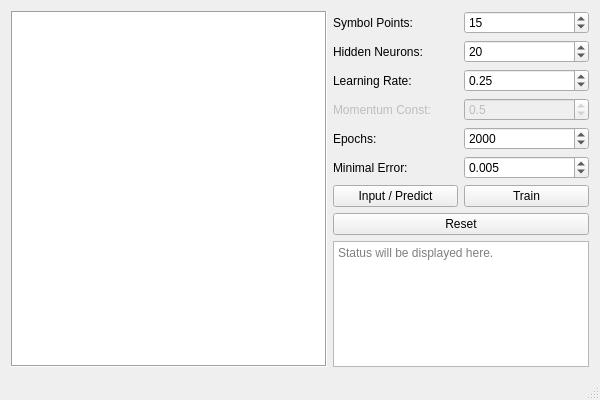
Old version of the form src/mainwindow.ui in the repository jonpas/FERI-SymRec.
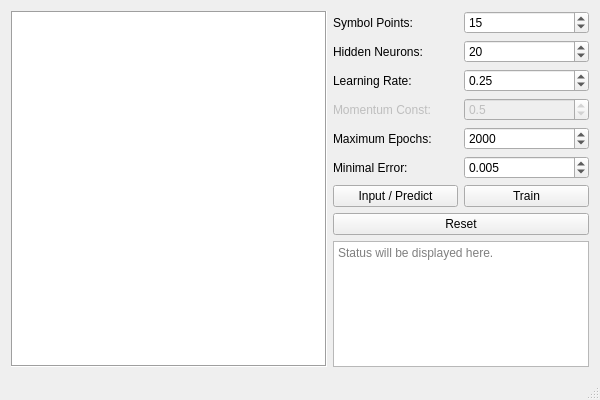
New version of the form. Custom widgets are drawn as their Qt base class.

```diff
--- a/src/mainwindow.ui
+++ b/src/mainwindow.ui
@@ -146,7 +146,7 @@
         <item>
          <widget class="QLabel" name="labelEpochs">
           <property name="text">
-           <string>Epochs:</string>
+           <string>Maximum Epochs:</string>
           </property>
          </widget>
         </item>
```
Left out of the diff: 12 changed lines with no effect on the pictures.
